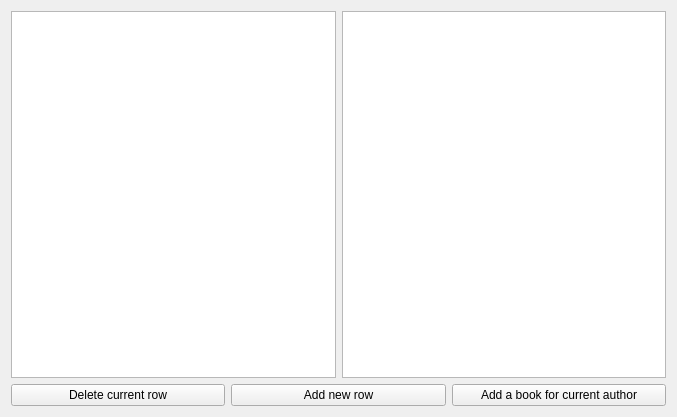
The window that authors.ui (Cenadar/facultyarchive) describes before a commit, drawn with Qt 5.
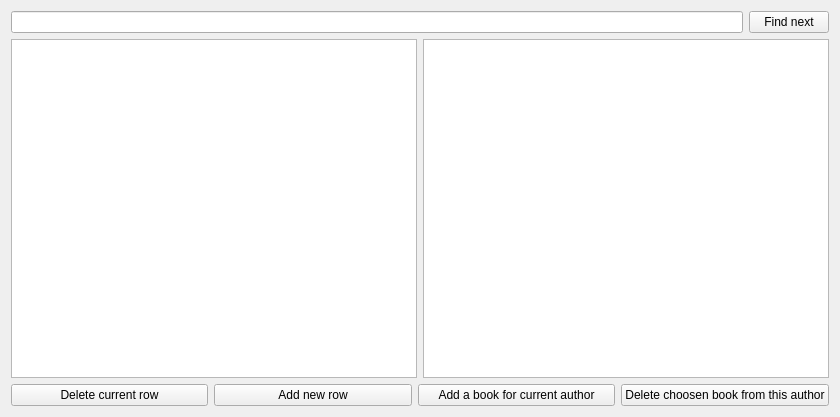
The same window after the commit.

Commit message: Added "Statistics" section. Added "Find" button for all tables.

Diff of the .ui file:
```diff
--- a/authors.ui
+++ b/authors.ui
@@ -6,16 +6,32 @@
    <rect>
     <x>0</x>
     <y>0</y>
-    <width>677</width>
+    <width>840</width>
     <height>417</height>
    </rect>
   </property>
   <property name="windowTitle">
    <string>Form</string>
   </property>
-  <layout class="QHBoxLayout" name="horizontalLayout_3">
-   <item>
     <layout class="QVBoxLayout" name="verticalLayout">
+   <item>
+    <layout class="QHBoxLayout" name="horizontalLayout">
+     <item>
+      <widget class="QLineEdit" name="lineEditSearch">
+       <property name="text">
+        <string/>
+       </property>
+      </widget>
+     </item>
+     <item>
+      <widget class="QPushButton" name="pushButtonSearch">
+       <property name="text">
+        <string>Find next</string>
+       </property>
+      </widget>
+     </item>
+    </layout>
+   </item>
      <item>
       <layout class="QHBoxLayout" name="horizontalLayout_2">
        <item>
@@ -31,7 +47,7 @@
       </layout>
      </item>
      <item>
-      <layout class="QHBoxLayout" name="horizontalLayout">
+    <layout class="QHBoxLayout" name="horizontalLayout_3">
        <item>
         <widget class="QPushButton" name="delButton">
          <property name="text">
@@ -53,7 +69,12 @@
          </property>
         </widget>
        </item>
-      </layout>
+     <item>
+      <widget class="QPushButton" name="delBookButton">
+       <property name="text">
+        <string>Delete choosen book from this author</string>
+       </property>
+      </widget>
      </item>
     </layout>
    </item>
```
Lines whose indentation alone changed are shown as unchanged. The commit also changes 23 other files.
